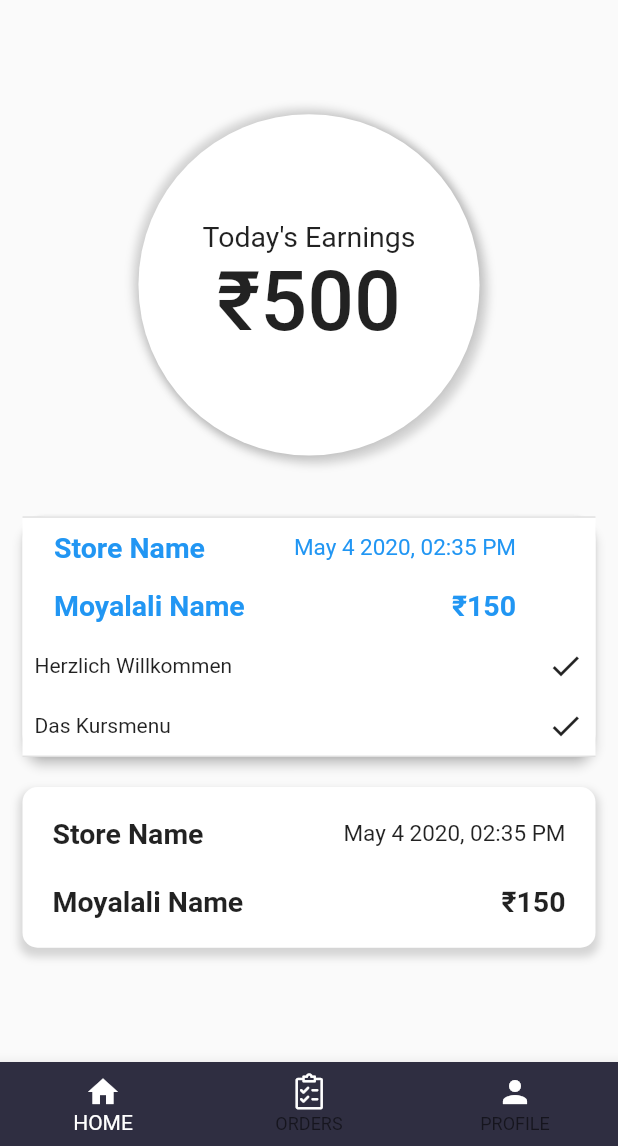
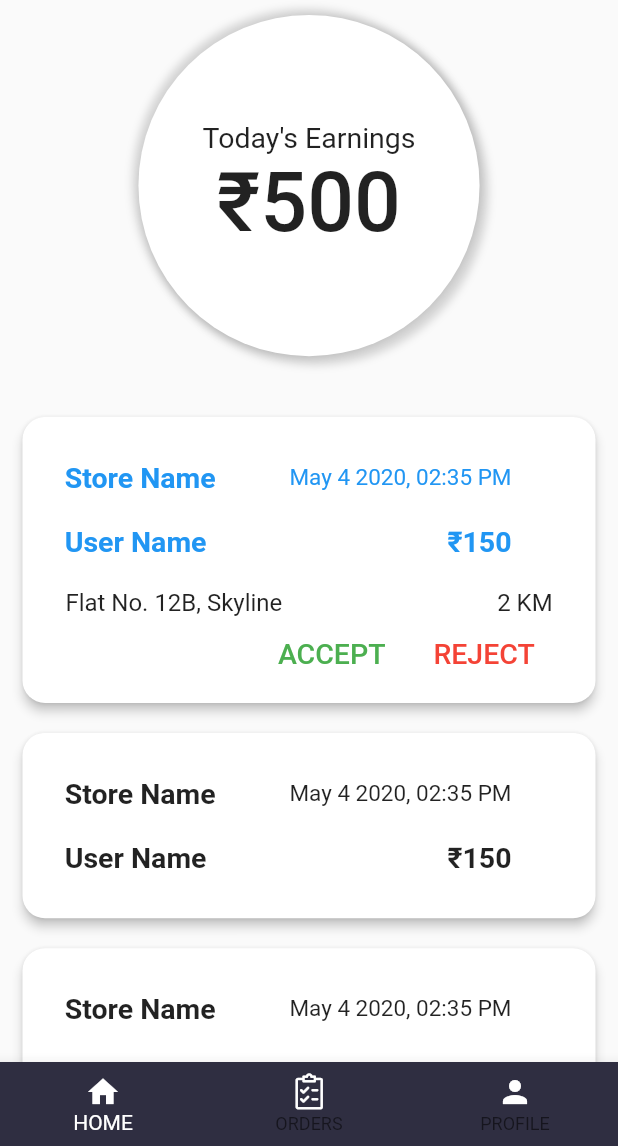
Before and after one commit to agrivator/dart-riders, a Flutter app: the HomeScreen screen opened directly, after a tap on "Store Name", on a phone screen of 412 x 824 dp, the part 90-1236 px from its top. Run offline on Flutter 3.47's test engine with Material 2 defaults, Android fonts, the phone set to English and light mode, and no system bars; our stand-ins replace flutter_local_notifications, flutter_svg, geolocator, percent_indicator, pin_code_text_field; missing offline and left inert: country_pickers.

Commit message:
MainScreen Done

```diff
--- a/lib/Tabs/Hometab.dart
+++ b/lib/Tabs/Hometab.dart
@@ -56,47 +56,12 @@ class _HomeTabState extends State<HomeTab> {
             height: size.height*0.025,
           ),
           ExpandedTile(),
-          Container(
-            margin: new EdgeInsets.symmetric(horizontal: 15,vertical: 10),
-            height: size.height*0.13,
-            decoration: BoxDecoration(
-              borderRadius: BorderRadius.circular(10),
-              color: Colors.white,
-              boxShadow: [
-                BoxShadow(
-                  color: Color.fromRGBO(0, 0, 0,.15),
-                  blurRadius: 4.0, // has the effect of softening the shadow
-                  spreadRadius: 2.0, // has the effect of extending the shadow
-                  offset: Offset(
-                    0.0, // horizontal, move right 1
-                    4.0, // vertical, move down 4
-                  ),
-                ),
-              ],
-            ),
-            child: Padding(
-              padding: const EdgeInsets.all(20),
-              child: Column(
-                children: <Widget>[
-                  Row(
-                    children: <Widget>[
-                      Text("Store Name",style: TextStyle(fontWeight: FontWeight.bold,fontSize: 19),),
-                      Spacer(),
-                      Text("May 4 2020, 02:35 PM",style: TextStyle(fontSize: 15),),
-                    ],
-                  ),
-                  Spacer(),
-                  Row(
-                    children: <Widget>[
-                      Text("Moyalali Name",style: TextStyle(fontWeight: FontWeight.bold, fontSize: 19),),
-                      Spacer(),
-                      Text("₹150",style: TextStyle(fontWeight: FontWeight.bold, fontSize: 19),),
-                    ],
-                  )
-                ],
-              ),
-            ),
-          )
+          ExpandedTile(),
+          ExpandedTile(),
+          ExpandedTile(),
+          ExpandedTile(),
+          ExpandedTile(),
+
         ],
       ),
     );
@@ -108,45 +73,62 @@ class ExpandedTile extends StatelessWidget {
   var size;
   @override
   Widget build(BuildContext context) {
+    final theme = Theme.of(context).copyWith(dividerColor: Colors.transparent,splashColor: Colors.transparent,  highlightColor: Colors.transparent);
     size = MediaQuery.of(context).size;
     return Card(
       shape: RoundedRectangleBorder(
           borderRadius: BorderRadius.all(Radius.circular(15.0))),
       elevation: 3,
       margin: new EdgeInsets.symmetric(horizontal: 15,vertical: 10),
+      child: Padding(
+        padding: const EdgeInsets.all(8.0),
+        child: Theme(
+          data: theme,
           child: ExpansionTile(
             backgroundColor: Colors.white,
             title: _buildTitle(),
             trailing: SizedBox(),
             children: <Widget>[
               Padding(
-            padding: const EdgeInsets.all(8.0),
+                padding: EdgeInsets.symmetric(horizontal: size.width*0.05),
                 child: Row(
                   children: <Widget>[
-                Text("Herzlich Willkommen"),
+                    Text("Flat No. 12B, Skyline", style: TextStyle(fontSize: 16),),
                     Spacer(),
-                Icon(Icons.check),
+                    Text("2 KM", style: TextStyle(fontSize: 16),),
                   ],
                 ),
               ),
               Padding(
-            padding: const EdgeInsets.all(8.0),
+                padding: EdgeInsets.symmetric(horizontal: size.width*0.04),
                 child: Row(
                   children: <Widget>[
-                Text("Das Kursmenu"),
                     Spacer(),
-                Icon(Icons.check),
+                    FlatButton(
+                      child: Text("ACCEPT",style: TextStyle(color: Colors.green,fontSize: 19),),
+                      onPressed: (){debugPrint("Accept Pressed");},
+                      shape: RoundedRectangleBorder(borderRadius: BorderRadius.all(Radius.circular(20))),
+                      highlightColor: Colors.transparent,
+                    ),
+                    FlatButton(
+                      child: Text("REJECT",style: TextStyle(color: Colors.red,fontSize: 19),),
+                      onPressed: (){debugPrint("Reject Pressed");},
+                      shape: RoundedRectangleBorder(borderRadius: BorderRadius.all(Radius.circular(20))),
+                      highlightColor: Colors.transparent,
+                    )
                   ],
                 ),
               )
             ],
+          ),
+        ),
       ),
     );
   }
 
   Widget _buildTitle() {
     return Padding(
-      padding: const EdgeInsets.all(5.0),
+      padding: EdgeInsets.only(left: size.width*0.01,top: size.height*0.02, bottom: size.height*0.02),
       child: Column(
         children: <Widget>[
           Row(
@@ -157,11 +139,11 @@ class ExpandedTile extends StatelessWidget {
             ],
           ),
           SizedBox(
-            height: size.height*0.02,
+            height: size.height*0.025,
           ),
           Row(
             children: <Widget>[
-              Text("Moyalali Name",style: TextStyle(fontWeight: FontWeight.bold, fontSize: 19),),
+              Text("User Name",style: TextStyle(fontWeight: FontWeight.bold, fontSize: 19),),
               Spacer(),
               Text("₹150",style: TextStyle(fontWeight: FontWeight.bold, fontSize: 19),),
             ],
```
Lines whose indentation alone changed are shown as unchanged.
